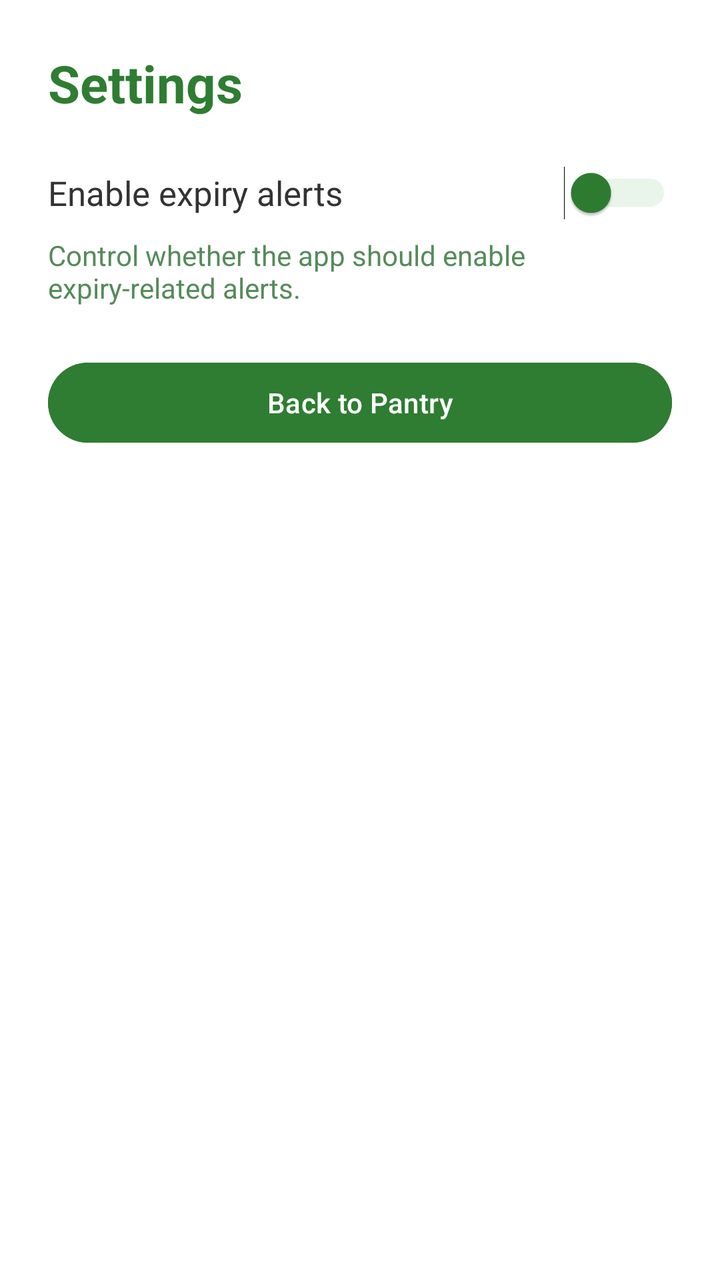
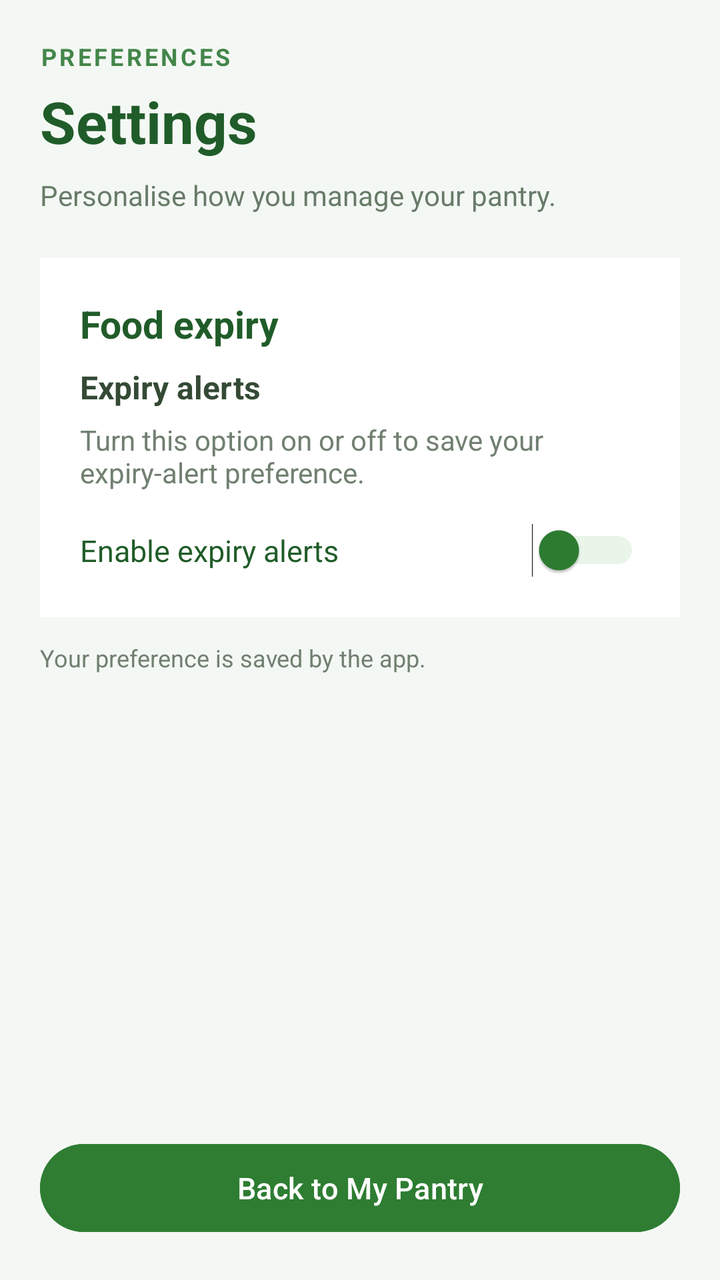

The first picture is an Android layout as it rendered before a commit; the second is the same layout after the commit. The layout source and the unified diff follow.
<!-- AndroidManifest.xml: application theme Theme.Smartpantrymanager -->
<!-- res/layout/activity_settings.xml -->
<?xml version="1.0" encoding="utf-8"?>
<LinearLayout xmlns:android="http://schemas.android.com/apk/res/android"
    android:layout_width="match_parent"
    android:layout_height="match_parent"
    android:orientation="vertical"
    android:padding="24dp"
    android:background="#FFFFFF">

    <TextView
        android:layout_width="match_parent"
        android:layout_height="wrap_content"
        android:text="Settings"
        android:textSize="26sp"
        android:textStyle="bold"
        android:textColor="#2E7D32"
        android:paddingBottom="24dp" />

    <Switch
        android:id="@+id/switchExpiryAlerts"
        android:layout_width="match_parent"
        android:layout_height="wrap_content"
        android:text="Enable expiry alerts"
        android:textSize="17sp"
        android:textColor="#333333"
        android:thumbTint="#2E7D32"
        android:trackTint="#A5D6A7" />

    <TextView
        android:layout_width="match_parent"
        android:layout_height="wrap_content"
        android:text="Control whether the app should enable expiry-related alerts."
        android:textColor="#558B5A"
        android:paddingTop="8dp"
        android:paddingBottom="24dp" />

    <Button
        android:id="@+id/btnBackSettings"
        android:layout_width="match_parent"
        android:layout_height="wrap_content"
        android:text="Back to Pantry"
        android:backgroundTint="#2E7D32"
        android:textColor="#FFFFFF" />

</LinearLayout>
<!-- resources referenced by this layout -->
<resources>
  <style name="Theme.Smartpantrymanager" parent="Base.Theme.Smartpantrymanager" />
  <style name="Base.Theme.Smartpantrymanager" parent="Theme.Material3.DayNight.NoActionBar">
          
          
      </style>
</resources>

<!-- the commit's change to res/layout/activity_settings.xml (unified diff, before → after) -->
@@ -3,41 +3,102 @@
     android:layout_width="match_parent"
     android:layout_height="match_parent"
     android:orientation="vertical"
-    android:padding="24dp"
-    android:background="#FFFFFF">
+    android:padding="20dp"
+    android:background="#F4F8F4">
+
+    <TextView
+        android:layout_width="match_parent"
+        android:layout_height="wrap_content"
+        android:text="PREFERENCES"
+        android:textColor="#43864A"
+        android:textSize="12sp"
+        android:textStyle="bold"
+        android:letterSpacing="0.12" />
 
     <TextView
         android:layout_width="match_parent"
         android:layout_height="wrap_content"
         android:text="Settings"
-        android:textSize="26sp"
+        android:textSize="29sp"
         android:textStyle="bold"
-        android:textColor="#2E7D32"
-        android:paddingBottom="24dp" />
-
-    <Switch
-        android:id="@+id/switchExpiryAlerts"
-        android:layout_width="match_parent"
-        android:layout_height="wrap_content"
-        android:text="Enable expiry alerts"
-        android:textSize="17sp"
-        android:textColor="#333333"
-        android:thumbTint="#2E7D32"
-        android:trackTint="#A5D6A7" />
+        android:textColor="#205C29"
+        android:paddingTop="5dp"
+        android:paddingBottom="8dp" />
 
     <TextView
         android:layout_width="match_parent"
         android:layout_height="wrap_content"
-        android:text="Control whether the app should enable expiry-related alerts."
-        android:textColor="#558B5A"
-        android:paddingTop="8dp"
-        android:paddingBottom="24dp" />
+        android:text="Personalise how you manage your pantry."
+        android:textSize="14sp"
+        android:textColor="#687B69"
+        android:paddingBottom="22dp" />
+
+    <LinearLayout
+        android:layout_width="match_parent"
+        android:layout_height="wrap_content"
+        android:orientation="vertical"
+        android:padding="20dp"
+        android:background="#FFFFFF">
+
+        <TextView
+            android:layout_width="match_parent"
+            android:layout_height="wrap_content"
+            android:text="Food expiry"
+            android:textSize="19sp"
+            android:textStyle="bold"
+            android:textColor="#205C29"
+            android:paddingBottom="8dp" />
+
+        <TextView
+            android:layout_width="match_parent"
+            android:layout_height="wrap_content"
+            android:text="Expiry alerts"
+            android:textSize="16sp"
+            android:textStyle="bold"
+            android:textColor="#344A35" />
+
+        <TextView
+            android:layout_width="match_parent"
+            android:layout_height="wrap_content"
+            android:text="Turn this option on or off to save your expiry-alert preference."
+            android:textSize="14sp"
+            android:textColor="#718071"
+            android:paddingTop="6dp"
+            android:paddingBottom="16dp" />
+
+        <Switch
+            android:id="@+id/switchExpiryAlerts"
+            android:layout_width="match_parent"
+            android:layout_height="wrap_content"
+            android:text="Enable expiry alerts"
+            android:textSize="15sp"
+            android:textColor="#205C29"
+            android:thumbTint="#2E7D32"
+            android:trackTint="#A5D6A7" />
+
+    </LinearLayout>
+
+    <TextView
+        android:layout_width="match_parent"
+        android:layout_height="wrap_content"
+        android:text="Your preference is saved by the app."
+        android:textSize="12sp"
+        android:textColor="#718071"
+        android:paddingTop="12dp"
+        android:paddingBottom="12dp" />
+
+    <View
+        android:layout_width="match_parent"
+        android:layout_height="0dp"
+        android:layout_weight="1" />
 
     <Button
         android:id="@+id/btnBackSettings"
         android:layout_width="match_parent"
-        android:layout_height="wrap_content"
-        android:text="Back to Pantry"
+        android:layout_height="52dp"
+        android:text="Back to My Pantry"
+        android:textAllCaps="false"
+        android:textSize="15sp"
         android:backgroundTint="#2E7D32"
         android:textColor="#FFFFFF" />
 
